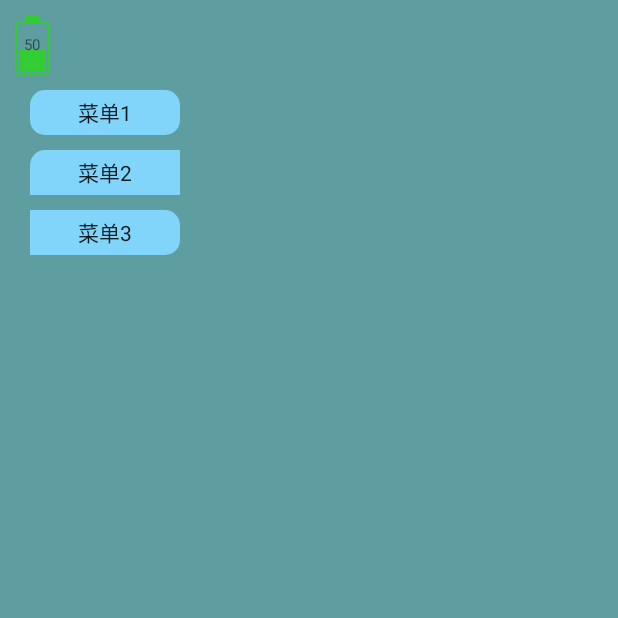
After one commit to zhengzaihong/MyViews, an Android app: the MayViewActivity screen opened directly, with no data from a screen before it, on a phone screen of 412 x 824 dp, the top half of it. The commit adds this screen. Run offline under Robolectric (Android 15) with nearby library versions, the phone set to English and light mode, and no system bars.

Commit message:
0.1.8版本

```diff
--- a/app/src/main/AndroidManifest.xml
+++ b/app/src/main/AndroidManifest.xml
@@ -28,6 +28,7 @@
         <activity android:name=".ui.ImageViewActivity"></activity>
         <activity android:name=".ui.CalendarViewActivity"></activity>
         <activity android:name=".ui.TableViewActivity" />
+        <activity android:name=".ui.MayViewActivity" />
     </application>
 
 </manifest>
--- a/app/src/main/java/dz/solc/myviews/ui/MainActivity.kt
+++ b/app/src/main/java/dz/solc/myviews/ui/MainActivity.kt
@@ -12,7 +12,7 @@ import kotlinx.android.synthetic.main.activity_main.*
 class MainActivity : AppCompatActivity() {
 
     var menues = arrayListOf("时间控件", "跑马灯控件", "菜单控件",
-            "常用提示框", "常用图片View和进度View等","表格控件", "简易日历控件")
+            "常用提示框", "常用图片View和进度View等","表格控件", "简易日历控件","其他控件")
 
     var myMenueAdapter: MyMenueAdapter? = null
 
@@ -46,6 +46,9 @@ class MainActivity : AppCompatActivity() {
                 6 -> {
                     intent.setClass(this@MainActivity, CalendarViewActivity::class.java)
                 }
+                7 -> {
+                    intent.setClass(this@MainActivity, MayViewActivity::class.java)
+                }
             }
 
             startActivity(intent)
--- /dev/null
+++ b/app/src/main/java/dz/solc/myviews/ui/MayViewActivity.kt
@@ -0,0 +1,19 @@
+package dz.solc.myviews.ui
+
+import android.os.Bundle
+import androidx.appcompat.app.AppCompatActivity
+import dz.solc.myviews.R
+import kotlinx.android.synthetic.main.activity_layout_may_view.*
+
+class MayViewActivity : AppCompatActivity() {
+
+    override fun onCreate(savedInstanceState: Bundle?) {
+        super.onCreate(savedInstanceState)
+
+        setContentView(R.layout.activity_layout_may_view)
+
+        PowerBatteryView.setLevelHeight(50)
+    }
+
+
+}
--- /dev/null
+++ b/app/src/main/res/layout/activity_layout_may_view.xml
@@ -0,0 +1,89 @@
+<?xml version="1.0" encoding="utf-8"?>
+<LinearLayout xmlns:android="http://schemas.android.com/apk/res/android"
+    xmlns:app="http://schemas.android.com/apk/res-auto"
+    android:layout_width="match_parent"
+    android:layout_height="match_parent"
+    android:background="@color/cadetblue"
+    android:orientation="vertical"
+    android:padding="@dimen/len_10">
+
+    <RelativeLayout
+        android:layout_width="wrap_content"
+        android:layout_height="wrap_content">
+
+        <dz.solc.viewtool.view.mayview.PowerBatteryView
+            android:id="@+id/PowerBatteryView"
+            android:layout_width="@dimen/len_23"
+            app:batteryLowerPowerColor="@color/green"
+            app:batteryShellHeadHeight="5dp"
+            android:layout_height="@dimen/len_40" />
+
+        <TextView
+            android:id="@+id/tvBtNum"
+            android:layout_width="wrap_content"
+            android:layout_height="wrap_content"
+            android:layout_centerInParent="true"
+            android:text="50"
+            android:textSize="@dimen/font_10" />
+
+    </RelativeLayout>
+
+
+    <dz.solc.viewtool.view.textview.FilletView
+        android:id="@+id/button"
+        android:layout_width="@dimen/len_100"
+        android:layout_height="@dimen/len_30"
+        android:layout_marginLeft="@dimen/len_10"
+        android:layout_marginTop="@dimen/len_10"
+        android:layout_marginRight="@dimen/len_10"
+        android:gravity="center"
+        android:text="菜单1"
+        app:f_cornerRadius="@dimen/len_10"
+        app:f_normalBgColor="@color/light_blue_200"
+        app:f_normalTextColor="@color/black_alpha_224"
+        app:f_pressedBgColor="@color/yellow"
+        app:f_pressedTextColor="@color/red"
+        android:clickable="true"
+        app:f_radius_type="f_all_radius"
+        app:f_showAnimation="false">
+    </dz.solc.viewtool.view.textview.FilletView>
+
+    <dz.solc.viewtool.view.textview.FilletView
+        android:layout_width="@dimen/len_100"
+        android:layout_height="@dimen/len_30"
+        android:layout_marginLeft="@dimen/len_10"
+        android:layout_marginTop="@dimen/len_10"
+        android:layout_marginRight="@dimen/len_10"
+        android:gravity="center"
+        android:clickable="true"
+        android:text="菜单2"
+        app:f_cornerRadius="@dimen/len_10"
+        app:f_normalBgColor="@color/light_blue_200"
+        app:f_normalTextColor="@color/black_alpha_224"
+        app:f_pressedBgColor="@color/orange_50"
+        app:f_pressedTextColor="@color/red"
+        app:f_radius_type="f_left_top_radius"
+        app:f_showAnimation="false">
+    </dz.solc.viewtool.view.textview.FilletView>
+
+    <dz.solc.viewtool.view.textview.FilletView
+        android:layout_width="@dimen/len_100"
+        android:layout_height="@dimen/len_30"
+        android:clickable="true"
+        android:enabled="true"
+        android:layout_marginLeft="@dimen/len_10"
+        android:layout_marginTop="@dimen/len_10"
+        android:layout_marginRight="@dimen/len_10"
+        android:gravity="center"
+        android:text="菜单3"
+        app:f_cornerRadius="@dimen/len_10"
+        app:f_normalBgColor="@color/light_blue_200"
+        app:f_normalTextColor="@color/black_alpha_224"
+        app:f_pressedBgColor="@color/white_alpha_80"
+        app:f_pressedTextColor="@color/red"
+        app:f_radius_type="f_right_top_bootom_radius"
+        app:f_showAnimation="true">
+    </dz.solc.viewtool.view.textview.FilletView>
+
+
+</LinearLayout>
--- a/myview/build.gradle
+++ b/myview/build.gradle
@@ -43,7 +43,7 @@ publish {
     userOrg = 'zhengzaihong'
     groupId = 'com.zzh'
     uploadName = "viewtool"
-    publishVersion = '0.1.7'
+    publishVersion = '0.1.8'
     desc = 'this quick tools make your app has kinds of viewtools'
     website = 'https://github.com/zhengzaihong/MyViews.git'
 }
--- /dev/null
+++ b/myview/src/main/java/dz/solc/viewtool/view/mayview/PowerBatteryView.java
@@ -0,0 +1,313 @@
+package dz.solc.viewtool.view.mayview;
+
+import android.content.Context;
+import android.content.res.TypedArray;
+import android.graphics.Canvas;
+import android.graphics.DrawFilter;
+import android.graphics.Paint;
+import android.graphics.PaintFlagsDrawFilter;
+import android.graphics.RectF;
+import android.util.AttributeSet;
+import android.view.View;
+
+import androidx.annotation.Nullable;
+
+import dz.solc.viewtool.R;
+
+
+/**
+ * creat_user: zhengzaihong
+ * email:1096877329@qq.com
+ * creat_date: 2018/9/6
+ * creat_time: 16:47
+ * describe: 电池控件
+ **/
+public class PowerBatteryView extends View {
+    /**
+     * 电池最大电量
+     */
+    public static final int MAX_LEVEL = 100;
+    /**
+     * 电池默认电量
+     */
+    public static final int DEFAULT_LEVEL = 100;
+
+    /**
+     * 自定义View的宽
+     */
+    private int width;
+    /**
+     * 自定义View的高
+     */
+    private int height;
+    /**
+     * 抗锯齿标志
+     */
+    private DrawFilter drawFilter;
+    /**
+     * 电池外壳 厚度
+     */
+    private int shellStrokeWidth;
+    /**
+     * 电池外壳 圆角
+     */
+    private int shellCornerRadius;
+    /**
+     * 电池外壳 宽度
+     */
+    private int shellWidth;
+    /**
+     * 电池外壳 宽度
+     */
+    private int shellHeight;
+    /**
+     * 电池头 圆角
+     */
+    private int shellHeadCornerRadius;
+    /**
+     * 电池头 宽度
+     */
+    private int shellHeadWidth;
+    /**
+     * 电池头 高度
+     */
+    private int shellHeadHeight;
+
+    /**
+     * 电池宽度
+     */
+    private int levelWidth;
+    /**
+     * 电池最大高度
+     */
+    private int levelMaxHeight;
+    /**
+     * 电池高度
+     */
+    private int levelHeight = 0;
+
+    /**
+     * 电池外壳和电池等级直接的间距
+     */
+    private int gap;
+
+    /**
+     * 电池外壳 画笔
+     */
+    private Paint shellPaint;
+    /**
+     * 电池外壳
+     */
+    private RectF shellRectF;
+    /**
+     * 电池头
+     */
+    private RectF shellHeadRect;
+
+    /**
+     * 电池电量 画笔
+     */
+    private Paint levelPaint;
+    /**
+     * 电池电量
+     */
+    private RectF levelRect;
+
+    /**
+     * 低电颜色
+     */
+    private int lowerPowerColor;
+    /**
+     * 在线颜色
+     */
+    private int onlineColor;
+    /**
+     * 离线颜色
+     */
+    private int offlineColor;
+
+    public PowerBatteryView(Context context) {
+        super(context);
+    }
+
+    public PowerBatteryView(Context context, @Nullable AttributeSet attrs) {
+        super(context, attrs);
+        drawFilter = new PaintFlagsDrawFilter(0, Paint.ANTI_ALIAS_FLAG | Paint.FILTER_BITMAP_FLAG);
+
+        initTypeArray(context, attrs);
+
+        //设置 电池壳画笔的相关属性
+        shellPaint = new Paint();
+        shellPaint.setAntiAlias(true);
+        shellPaint.setColor(onlineColor);
+        shellPaint.setStrokeWidth(shellStrokeWidth);
+        shellPaint.setAntiAlias(true);
+
+        //设置 电池画笔的相关属性
+        levelPaint = new Paint();
+        levelPaint.setColor(onlineColor);
+        levelPaint.setStyle(Paint.Style.FILL);
+        levelPaint.setStrokeWidth(levelWidth);
+
+        shellRectF = new RectF();
+        shellHeadRect = new RectF();
+        levelRect = new RectF();
+    }
+
+    /**
+     * 初始化自定义属性
+     */
+    private void initTypeArray(Context context, @Nullable AttributeSet attrs) {
+        TypedArray typedArray = context.obtainStyledAttributes(attrs, R.styleable.PowerBatteryView);
+        lowerPowerColor = typedArray.getColor(R.styleable.PowerBatteryView_batteryLowerPowerColor,
+                getResources().getColor(R.color.orangered));
+        onlineColor = typedArray.getColor(R.styleable.PowerBatteryView_batteryOnlineColor,
+                getResources().getColor(R.color.limegreen));
+        offlineColor = typedArray.getColor(R.styleable.PowerBatteryView_batteryOfflineColor,
+                getResources().getColor(R.color.translucent_white_40));
+        //外壳的相关信息
+        shellCornerRadius = typedArray.getDimensionPixelOffset(R.styleable.PowerBatteryView_batteryShellCornerRadius,
+                3);
+        shellWidth = typedArray.getDimensionPixelOffset(R.styleable.PowerBatteryView_batteryShellWidth,
+                28);
+        shellHeight = typedArray.getDimensionPixelOffset(R.styleable.PowerBatteryView_batteryShellHeight,
+                42);
+        shellStrokeWidth = typedArray.getDimensionPixelOffset(R.styleable.PowerBatteryView_batteryShellStrokeWidth,
+                2);
+
+        //电池头的相关信息
+        shellHeadCornerRadius = typedArray.getDimensionPixelOffset(R.styleable.PowerBatteryView_batteryShellHeadCornerRadius,
+                2);
+        shellHeadWidth = typedArray.getDimensionPixelOffset(R.styleable.PowerBatteryView_batteryShellHeadWidth,
+                14);
+        shellHeadHeight = typedArray.getDimensionPixelOffset(R.styleable.PowerBatteryView_batteryShellHeadHeight,
+                3);
+
+        //电池最大高度
+        levelMaxHeight = typedArray.getDimensionPixelOffset(R.styleable.PowerBatteryView_batteryLevelMaxHeight,
+                35);
+        //电池宽度
+        levelWidth = typedArray.getDimensionPixelOffset(R.styleable.PowerBatteryView_batteryLevelWidth,
+                22);
+
+        //电池外壳和电池等级直接的间距
+        gap = typedArray.getDimensionPixelOffset(R.styleable.PowerBatteryView_batteryGap,
+                2);
+        //回收typedArray
+        typedArray.recycle();
+    }
+
+    @Override
+    protected void onMeasure(int widthMeasureSpec, int heightMeasureSpec) {
+        super.onMeasure(widthMeasureSpec, heightMeasureSpec);
+        //对View上的內容进行测量后得到的View內容占据的宽度
+        width = getMeasuredWidth();
+        //对View上的內容进行测量后得到的View內容占据的高度
+        height = getMeasuredHeight();
+    }
+
+    @Override
+    protected void onDraw(Canvas canvas) {
+        super.onDraw(canvas);
+        canvas.setDrawFilter(drawFilter);
+
+        // 电池头 矩形的坐标
+
+        //坐标 left：控件整体宽度的一半 减去 电池头宽度的一半
+        shellHeadRect.left = width / 2 - shellHeadWidth / 2;
+        //坐标 top： 0
+        shellHeadRect.top = 0;
+        //坐标 right：控件整体宽度的一半 加上 电池头宽度的一半
+        shellHeadRect.right = width / 2 + shellHeadWidth / 2;
+        //坐标 bottom：电池头的高度
+        shellHeadRect.bottom = shellHeadHeight;
+
+        // 电池壳 矩形的坐标
+
+        //坐标 left：电池壳厚度的一半
+        shellRectF.left = shellStrokeWidth / 2;
+        //坐标 left：电池壳厚度的一半 加上 电池头的高度
+        shellRectF.top = shellStrokeWidth / 2 + shellHeadHeight;
+        //坐标 right：控件整体宽度 减去 电池壳厚度的一半
+        shellRectF.right = width - shellStrokeWidth / 2;
+        //坐标 bottom：控件整体高度 减去 电池壳厚度的一半
+        shellRectF.bottom = height - shellStrokeWidth / 2;
+
+        // 电池电量 矩形的坐标
+
+        //坐标 left：电池壳厚度的一半 加上 电池外壳和电池等级直接的间距
+        levelRect.left = shellStrokeWidth + gap;
+
+        //电池满格时候的最大高度 ：（控件整体高度  减去电池壳厚度 减去电池头高度 减去 电池外壳和电池等级直接的间距的两倍）
+        //topOffset: 电池满格时候的最大高度 * （电池满格100 - 当前的电量）/ 电池满格100
+        float topOffset = (height - shellHeadHeight - gap * 2 - shellStrokeWidth) * (MAX_LEVEL - levelHeight) / MAX_LEVEL;
+        //坐标 top：电池头的高度 + 电池壳的厚度 + 电池外壳和电池等级直接的间距 + topOffset
+        levelRect.top = shellHeadHeight + shellStrokeWidth + gap + topOffset;
+
+        //坐标 right：控件整体宽度 减去 电池壳厚度的一半 减去 电池外壳和电池等级直接的间距
+        levelRect.right = width - shellStrokeWidth - gap;
+
+        //坐标 bottom：控件整体宽度 减去 电池壳厚度的一半 减去 电池外壳和电池等级直接的间距
+        levelRect.bottom = height - shellStrokeWidth - gap;
+
+        //绘制电池头
+        shellPaint.setStyle(Paint.Style.FILL);
+        canvas.drawRoundRect(shellHeadRect, shellHeadCornerRadius, shellHeadCornerRadius, shellPaint);
+        //由于电池头的左下角和右下角不是圆角的，因此我们需要画一个矩形 覆盖圆角
+        //绘制左下角矩形
+        canvas.drawRect(shellHeadRect.left, shellHeadRect.bottom - shellHeadCornerRadius,
+                shellHeadRect.left + shellHeadCornerRadius, shellHeadRect.bottom, shellPaint);
+        //绘制右下角矩形
+        canvas.drawRect(shellHeadRect.right - shellHeadCornerRadius, shellHeadRect.bottom - shellHeadCornerRadius,
+                shellHeadRect.right, shellHeadRect.bottom, shellPaint);
+
+        //绘制电池壳
+        shellPaint.setStyle(Paint.Style.STROKE);
+        canvas.drawRoundRect(shellRectF, shellCornerRadius, shellCornerRadius, shellPaint);
+
+        //绘制电池等级
+        canvas.drawRect(levelRect, levelPaint);
+    }
+
+    /**
+     * 设置电池电量
+     *
+     * @param level
+     */
+    public void setLevelHeight(int level) {
+        this.levelHeight = level;
+        if (this.levelHeight < 0) {
+            levelHeight = MAX_LEVEL;
+        } else if (this.levelHeight > MAX_LEVEL) {
+            levelHeight = MAX_LEVEL;
+        }
+        postInvalidate();
+    }
+
+    /**
+     * 设置在线 重绘
+     */
+    public void setOnline() {
+        shellPaint.setColor(onlineColor);
+        levelPaint.setColor(onlineColor);
+        postInvalidate();
+    }
+
+    /**
+     * 设置离线 重绘
+     */
+    public void setOffline() {
+        shellPaint.setColor(offlineColor);
+        levelPaint.setColor(offlineColor);
+        postInvalidate();
+    }
+
+    /**
+     * 设置低电 重绘
+     */
+    public void setLowerPower() {
+        shellPaint.setColor(lowerPowerColor);
+        levelPaint.setColor(lowerPowerColor);
+        postInvalidate();
+    }
+}
--- a/myview/src/main/res/values/attrs.xml
+++ b/myview/src/main/res/values/attrs.xml
@@ -275,4 +275,32 @@
         <attr name="outerSize" format="dimension" />
         <attr name="reachCapRound" format="boolean" />
     </declare-styleable>
+
+
+
+
+    <!--自定义耗电排行电池View的自定义属性-->
+    <declare-styleable name="PowerBatteryView">
+        <!-- 手表低电时候的电池颜色 -->
+        <attr name="batteryLowerPowerColor" format="color"/>
+        <!-- 手表在线时候的电池颜色 -->
+        <attr name="batteryOnlineColor" format="color"/>
+        <!-- 手表离线时候的电池颜色 -->
+        <attr name="batteryOfflineColor" format="color"/>
+        <!--  电池最大高度 -->
+        <attr name="batteryLevelMaxHeight" format="integer"/>
+        <!--  电池宽度 -->
+        <attr name="batteryLevelWidth" format="integer"/>
+        <!--  外壳的相关信息 -->
+        <attr name="batteryShellCornerRadius" format="dimension"/>
+        <attr name="batteryShellWidth" format="dimension"/>
+        <attr name="batteryShellHeight" format="dimension"/>
+        <attr name="batteryShellStrokeWidth" format="dimension"/>
+        <!--  电池头的相关信息 -->
+        <attr name="batteryShellHeadCornerRadius" format="dimension"/>
+        <attr name="batteryShellHeadWidth" format="dimension"/>
+        <attr name="batteryShellHeadHeight" format="dimension"/>
+        <!-- 电池外壳和电池等级直接的间距 -->
+        <attr name="batteryGap" format="dimension"/>
+    </declare-styleable>
 </resources>
--- a/myview/src/main/res/values/dimens.xml
+++ b/myview/src/main/res/values/dimens.xml
@@ -2,7 +2,6 @@
 <resources>
     <dimen name="airPanelMinHeight">86dp</dimen>
     <dimen name="airPanelMaxHeight">300dp</dimen>
-
 
 
     <!-- 下面为边距size -->
@@ -810,4 +809,6 @@
     <dimen name="font_298">298sp</dimen>
     <dimen name="font_299">299sp</dimen>
     <dimen name="font_300">300sp</dimen>
+
+
 </resources>
```
Also changed, not shown: app/build.gradle (+7 -0 lines), 3 other files.
